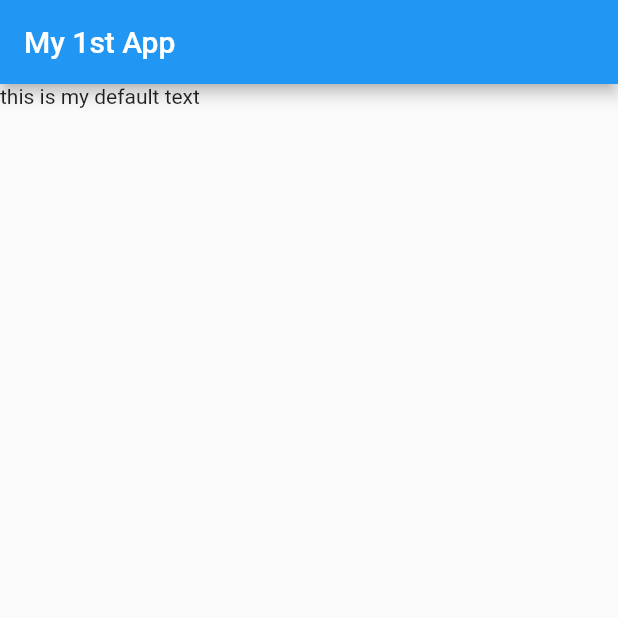
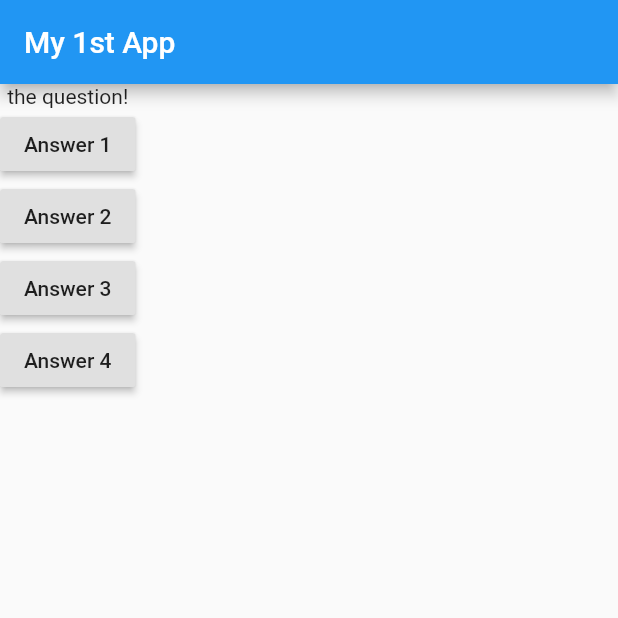
Before and after one commit to kazi-rayed-hossain/flutter_complite_guide, a Flutter app: the screen it shows after launch, on a phone screen of 412 x 824 dp, the top half of it. Run offline on Flutter 3.47's test engine with Material 2 defaults, Android fonts, the phone set to English and light mode, and no system bars.

Commit message:
Connecting Functions & Buttons

```diff
--- a/lib/main.dart
+++ b/lib/main.dart
@@ -8,13 +8,34 @@ void main() => runApp(const MyApp());
 class MyApp extends StatelessWidget {
   const MyApp({Key? key}) : super(key: key);
 
+  void answerQuestion() {
+    print('ans chosen');
+  }
+
   @override
   Widget build(BuildContext context) {
+    var questions = [
+      'what\'s your favorite color ?',
+      'what\'s your favorite animal ?'
+    ];
     return MaterialApp(
       home: Scaffold(
-        appBar: AppBar(title: const Text('My 1st App'),
+        appBar: AppBar(
+          title: const Text('My 1st App'),
         ),
-        body: const Text('this is my default text'),
+        body: Column(
+          children: [
+            const Text('the question!'),
+            // ignore: deprecated_member_use
+            RaisedButton(child: const Text('Answer 1'), onPressed: answerQuestion),
+            // ignore: deprecated_member_use
+            RaisedButton(child: const Text('Answer 2'), onPressed: answerQuestion),
+            // ignore: deprecated_member_use
+            RaisedButton(child: const Text('Answer 3'), onPressed: answerQuestion),
+            // ignore: deprecated_member_use
+            RaisedButton(child: const Text('Answer 4'), onPressed: answerQuestion),
+          ],
+        ),
       ),
     );
   }
```
